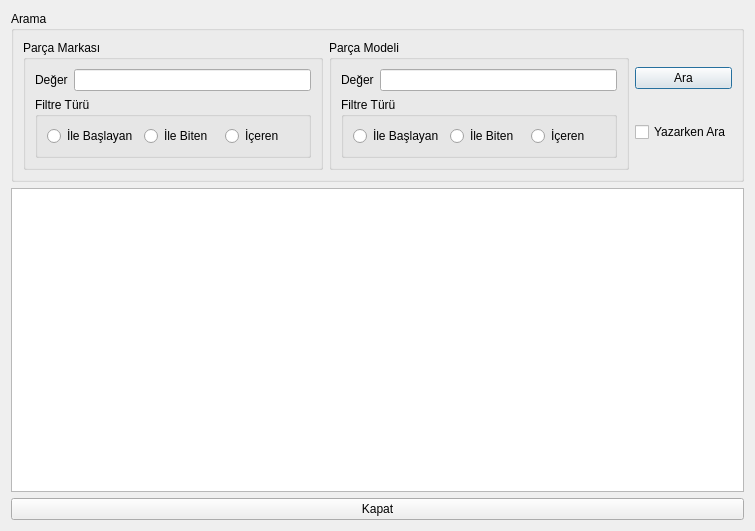
First picture: the form in Desktop/tekno_market2/TKN_Market/UI/ListeFormlari/tknklavyeliste.ui, repository asirkacar/okulprojesi, before the edit.
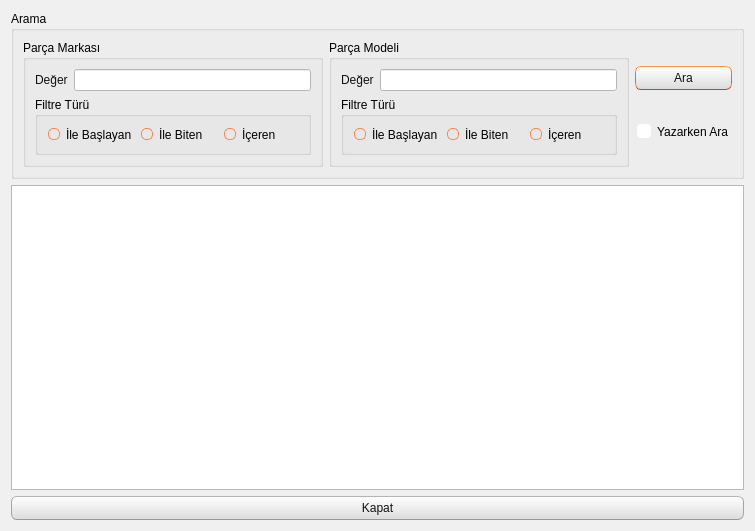
Second picture: the form after the edit. Icons and pictures are not drawn.

```diff
--- a/Desktop/tekno_market2/TKN_Market/UI/ListeFormlari/tknklavyeliste.ui
+++ b/Desktop/tekno_market2/TKN_Market/UI/ListeFormlari/tknklavyeliste.ui
@@ -13,6 +13,503 @@
   <property name="windowTitle">
    <string>Dialog</string>
   </property>
+  <property name="styleSheet">
+   <string notr="true">/*
+Ubuntu Style Sheet for QT Applications
+Author: Jaime A. Quiroga P.
+Company: GTRONICK
+Last updated: 09/10/2019 (dd/mm/yyyy), 12:31.
+Available at: https://github.com/GTRONICK/QSS/blob/master/Ubuntu.qss
+*/
+QMainWindow {
+	background-color:#f0f0f0;
+}
+QCheckBox {
+	padding:2px;
+}
+QCheckBox:hover {
+	border:1px solid rgb(255,150,60);
+	border-radius:4px;
+	padding: 1px;
+	background-color:qlineargradient(spread:pad, x1:0.5, y1:1, x2:0.5, y2:0, stop:0 rgba(190, 90, 50, 50), stop:1 rgba(250, 130, 40, 50));
+}
+QCheckBox::indicator:checked {
+	border:1px solid rgb(246, 134, 86);
+	border-radius:4px;
+  	background-color:rgb(246, 134, 86)
+}
+QCheckBox::indicator:unchecked {
+	border-width:1px solid rgb(246, 134, 86);
+	border-radius:4px;
+  	background-color:rgb(255,255,255);
+}
+QColorDialog {
+	background-color:#f0f0f0;
+}
+QComboBox {
+	color:rgb(81,72,65);
+	background: #ffffff;
+}
+QComboBox:editable {
+	selection-color:rgb(81,72,65);
+	selection-background-color: #ffffff;
+}
+QComboBox QAbstractItemView {
+	selection-color: #ffffff;
+	selection-background-color: rgb(246, 134, 86);
+}
+QComboBox:!editable:on, QComboBox::drop-down:editable:on {
+	color:  #1e1d23;	
+}
+QDateTimeEdit, QDateEdit, QDoubleSpinBox, QFontComboBox {
+	color:rgb(81,72,65);
+	background-color: #ffffff;
+}
+
+QDialog {
+	background-color:#f0f0f0;
+}
+
+QLabel,QLineEdit {
+	color:rgb(17,17,17);
+}
+QLineEdit {
+	background-color:rgb(255,255,255);
+	selection-background-color:rgb(236,116,64);
+}
+QMenuBar {
+	color:rgb(223,219,210);
+	background-color:rgb(65,64,59);
+}
+QMenuBar::item {
+	padding-top:4px;
+	padding-left:4px;
+	padding-right:4px;
+	color:rgb(223,219,210);
+	background-color:rgb(65,64,59);
+}
+QMenuBar::item:selected {
+	color:rgb(255,255,255);
+	padding-top:2px;
+	padding-left:2px;
+	padding-right:2px;
+	border-top-width:2px;
+	border-left-width:2px;
+	border-right-width:2px;
+	border-top-right-radius:4px;
+	border-top-left-radius:4px;
+	border-style:solid;
+	background-color:rgb(65,64,59);
+	border-top-color: rgb(47,47,44);
+	border-right-color: qlineargradient(spread:pad, x1:0, y1:1, x2:1, y2:0, stop:0 rgba(90, 87, 78, 255), stop:1 rgba(47,47,44, 255));
+	border-left-color:  qlineargradient(spread:pad, x1:1, y1:0, x2:0, y2:0, stop:0 rgba(90, 87, 78, 255), stop:1 rgba(47,47,44, 255));
+}
+QMenu {
+	color:rgb(223,219,210);
+	background-color:rgb(65,64,59);
+}
+QMenu::item {
+	color:rgb(223,219,210);
+	padding:4px 10px 4px 20px;
+}
+QMenu::item:selected {
+	color:rgb(255,255,255);
+	background-color: qlineargradient(spread:pad, x1:0.5, y1:1, x2:0.5, y2:0, stop:0 rgba(225, 108, 54, 255), stop:1 rgba(246, 134, 86, 255));
+	border-style:solid;
+	border-width:3px;
+	padding:4px 7px 4px 17px;
+	border-bottom-color:qlineargradient(spread:pad, x1:0.5, y1:1, x2:0.5, y2:0, stop:0 rgba(175,85,48,255), stop:1 rgba(236,114,67, 255));
+	border-top-color:qlineargradient(spread:pad, x1:0.5, y1:1, x2:0.5, y2:0, stop:0 rgba(253,156,113,255), stop:1 rgba(205,90,46, 255));
+	border-right-color:qlineargradient(spread:pad, x1:0, y1:0.5, x2:1, y2:0.5, stop:0 rgba(253,156,113,255), stop:1 rgba(205,90,46, 255));
+	border-left-color:qlineargradient(spread:pad, x1:1, y1:0.5, x2:0, y2:0.5, stop:0 rgba(253,156,113,255), stop:1 rgba(205,90,46, 255));
+}
+QPlainTextEdit {
+	border-width: 1px solid transparent;
+	color:rgb(17,17,17);
+	selection-background-color:rgb(236,116,64);
+}
+QProgressBar {
+	text-align: center;
+	color: rgb(0, 0, 0);
+	border: 1px inset rgb(150,150,150); 
+	border-radius: 10px;
+	background-color:rgb(221,221,219);
+}
+QProgressBar::chunk:horizontal {
+	background-color: qlineargradient(spread:pad, x1:0.5, y1:1, x2:0.5, y2:0, stop:0 rgba(225, 108, 54, 255), stop:1 rgba(246, 134, 86, 255));
+	border:1px solid;
+	border-radius:8px;
+	border-bottom-color:qlineargradient(spread:pad, x1:0.5, y1:1, x2:0.5, y2:0, stop:0 rgba(175,85,48,255), stop:1 rgba(236,114,67, 255));
+	border-top-color:qlineargradient(spread:pad, x1:0.5, y1:1, x2:0.5, y2:0, stop:0 rgba(253,156,113,255), stop:1 rgba(205,90,46, 255));
+	border-right-color:qlineargradient(spread:pad, x1:0, y1:0.5, x2:1, y2:0.5, stop:0 rgba(253,156,113,255), stop:1 rgba(205,90,46, 255));
+	border-left-color:qlineargradient(spread:pad, x1:1, y1:0.5, x2:0, y2:0.5, stop:0 rgba(253,156,113,255), stop:1 rgba(205,90,46, 255));
+}
+QPushButton{
+	color:rgb(17,17,17);
+	border-width: 1px;
+	border-radius: 6px;
+	border-bottom-color: rgb(150,150,150);
+	border-right-color: rgb(165,165,165);
+	border-left-color: rgb(165,165,165);
+	border-top-color: rgb(180,180,180);
+	border-style: solid;
+	padding: 4px;
+	background-color: qlineargradient(spread:pad, x1:0.5, y1:1, x2:0.5, y2:0, stop:0 rgba(220, 220, 220, 255), stop:1 rgba(255, 255, 255, 255));
+}
+QPushButton:hover{
+	color:rgb(17,17,17);
+	border-width: 1px;
+	border-radius:6px;
+	border-top-color: rgb(255,150,60);
+	border-right-color: qlineargradient(spread:pad, x1:0, y1:1, x2:1, y2:0, stop:0 rgba(200, 70, 20, 255), stop:1 rgba(255,150,60, 255));
+	border-left-color:  qlineargradient(spread:pad, x1:1, y1:0, x2:0, y2:0, stop:0 rgba(200, 70, 20, 255), stop:1 rgba(255,150,60, 255));
+	border-bottom-color: rgb(200,70,20);
+	border-style: solid;
+	padding: 2px;
+	background-color: qlineargradient(spread:pad, x1:0.5, y1:1, x2:0.5, y2:0, stop:0 rgba(220, 220, 220, 255), stop:1 rgba(255, 255, 255, 255));
+}
+QPushButton:default{
+	color:rgb(17,17,17);
+	border-width: 1px;
+	border-radius:6px;
+	border-top-color: rgb(255,150,60);
+	border-right-color: qlineargradient(spread:pad, x1:0, y1:1, x2:1, y2:0, stop:0 rgba(200, 70, 20, 255), stop:1 rgba(255,150,60, 255));
+	border-left-color:  qlineargradient(spread:pad, x1:1, y1:0, x2:0, y2:0, stop:0 rgba(200, 70, 20, 255), stop:1 rgba(255,150,60, 255));
+	border-bottom-color: rgb(200,70,20);
+	border-style: solid;
+	padding: 2px;
+	background-color: qlineargradient(spread:pad, x1:0.5, y1:1, x2:0.5, y2:0, stop:0 rgba(220, 220, 220, 255), stop:1 rgba(255, 255, 255, 255));
+}
+QPushButton:pressed{
+	color:rgb(17,17,17);
+	border-width: 1px;
+	border-radius: 6px;
+	border-width: 1px;
+	border-top-color: rgba(255,150,60,200);
+	border-right-color: qlineargradient(spread:pad, x1:0, y1:1, x2:1, y2:0, stop:0 rgba(200, 70, 20, 255), stop:1 rgba(255,150,60, 200));
+	border-left-color:  qlineargradient(spread:pad, x1:1, y1:0, x2:0, y2:0, stop:0 rgba(200, 70, 20, 255), stop:1 rgba(255,150,60, 200));
+	border-bottom-color: rgba(200,70,20,200);
+	border-style: solid;
+	padding: 2px;
+	background-color: qlineargradient(spread:pad, x1:0.5, y1:0, x2:0.5, y2:1, stop:0 rgba(220, 220, 220, 255), stop:1 rgba(255, 255, 255, 255));
+}
+QPushButton:disabled{
+	color:rgb(174,167,159);
+	border-width: 1px;
+	border-radius: 6px;
+	background-color: qlineargradient(spread:pad, x1:0.5, y1:1, x2:0.5, y2:0, stop:0 rgba(200, 200, 200, 255), stop:1 rgba(230, 230, 230, 255));
+}
+QRadioButton {
+	padding: 1px;
+}
+QRadioButton::indicator:checked {
+	height: 10px;
+	width: 10px;
+	border-style:solid;
+	border-radius:5px;
+	border-width: 1px;
+	border-color: rgba(246, 134, 86, 255);
+	color: #a9b7c6;
+	background-color:rgba(246, 134, 86, 255);
+}
+QRadioButton::indicator:!checked {
+	height: 10px;
+	width: 10px;
+	border-style:solid;
+	border-radius:5px;
+	border-width: 1px;
+	border-color: rgb(246, 134, 86);
+	color: #a9b7c6;
+	background-color: transparent;
+}
+QScrollArea {
+	color: white;
+	background-color:#f0f0f0;
+}
+QSlider::groove {
+	border-style: solid;
+	border-width: 1px;
+	border-color: rgb(207,207,207);
+}
+QSlider::groove:horizontal {
+	height: 5px;
+	background: rgb(246, 134, 86);
+}
+QSlider::groove:vertical {
+	width: 5px;
+	background: rgb(246, 134, 86);
+}
+QSlider::handle:horizontal {
+	background: rgb(253,253,253);
+	border-style: solid;
+	border-width: 1px;
+	border-color: rgb(207,207,207);
+	width: 12px;
+	margin: -5px 0;
+	border-radius: 7px;
+}
+QSlider::handle:vertical {
+	background: rgb(253,253,253);
+	border-style: solid;
+	border-width: 1px;
+	border-color: rgb(207,207,207);
+	height: 12px;
+	margin: 0 -5px;
+	border-radius: 7px;
+}
+QSlider::add-page:horizontal, QSlider::add-page:vertical {
+ 	background: white;
+}
+QSlider::sub-page:horizontal, QSlider::sub-page:vertical {
+	background: rgb(246, 134, 86);
+}
+QStatusBar, QSpinBox {
+	color:rgb(81,72,65);
+}
+QSpinBox {
+	background-color: #ffffff;
+}
+QScrollBar:horizontal {
+	max-height: 20px;
+	border: 1px transparent;
+	margin: 0px 20px 0px 20px;
+}
+QScrollBar::handle:horizontal {
+	background: rgb(253,253,253);
+	border: 1px solid rgb(207,207,207);
+	border-radius: 7px;
+	min-width: 25px;
+}
+QScrollBar::handle:horizontal:hover {
+	background: rgb(253,253,253);
+	border: 1px solid rgb(255,150,60);
+	border-radius: 7px;
+	min-width: 25px;
+}
+QScrollBar::add-line:horizontal {
+  	border: 1px solid rgb(207,207,207);
+  	border-top-right-radius: 7px;
+  	border-top-left-radius: 7px;
+  	border-bottom-right-radius: 7px;
+  	background: rgb(255, 255, 255);
+  	width: 20px;
+  	subcontrol-position: right;
+  	subcontrol-origin: margin;
+}
+QScrollBar::add-line:horizontal:hover {
+  	border: 1px solid rgb(255,150,60);
+  	border-top-right-radius: 7px;
+  	border-top-left-radius: 7px;
+  	border-bottom-right-radius: 7px;
+  	background: rgb(255, 255, 255);
+  	width: 20px;
+  	subcontrol-position: right;
+  	subcontrol-origin: margin;
+}
+QScrollBar::add-line:horizontal:pressed {
+  	border: 1px solid grey;
+  	border-top-left-radius: 7px;
+  	border-top-right-radius: 7px;
+  	border-bottom-right-radius: 7px;
+  	background: rgb(231,231,231);
+  	width: 20px;
+  	subcontrol-position: right;
+  	subcontrol-origin: margin;
+}
+QScrollBar::sub-line:horizontal {
+  	border: 1px solid rgb(207,207,207);
+  	border-top-right-radius: 7px;
+  	border-top-left-radius: 7px;
+  	border-bottom-left-radius: 7px;
+  	background: rgb(255, 255, 255);
+  	width: 20px;
+  	subcontrol-position: left;
+  	subcontrol-origin: margin;
+}
+QScrollBar::sub-line:horizontal:hover {
+  	border: 1px solid rgb(255,150,60);
+  	border-top-right-radius: 7px;
+  	border-top-left-radius: 7px;
+  	border-bottom-left-radius: 7px;
+  	background: rgb(255, 255, 255);
+  	width: 20px;
+  	subcontrol-position: left;
+  	subcontrol-origin: margin;
+}
+QScrollBar::sub-line:horizontal:pressed {
+  	border: 1px solid grey;
+  	border-top-right-radius: 7px;
+  	border-top-left-radius: 7px;
+  	border-bottom-left-radius: 7px;
+  	background: rgb(231,231,231);
+  	width: 20px;
+  	subcontrol-position: left;
+  	subcontrol-origin: margin;
+}
+QScrollBar::left-arrow:horizontal {
+  	border: 1px transparent grey;
+  	border-top-left-radius: 3px;
+  	border-bottom-left-radius: 3px;
+  	width: 6px;
+  	height: 6px;
+  	background: rgb(230,230,230);
+}
+QScrollBar::right-arrow:horizontal {
+	border: 1px transparent grey;
+	border-top-right-radius: 3px;
+	border-bottom-right-radius: 3px;
+  	width: 6px;
+  	height: 6px;
+ 	background: rgb(230,230,230);
+}
+QScrollBar::add-page:horizontal, QScrollBar::sub-page:horizontal {
+ 	background: none;
+} 
+QScrollBar:vertical {
+	max-width: 20px;
+	border: 1px transparent grey;
+	margin: 20px 0px 20px 0px;
+}
+QScrollBar::add-line:vertical {
+	border: 1px solid;
+	border-color: rgb(207,207,207);
+	border-bottom-right-radius: 7px;
+	border-bottom-left-radius: 7px;
+	border-top-left-radius: 7px;
+	background: rgb(255, 255, 255);
+  	height: 20px;
+  	subcontrol-position: bottom;
+  	subcontrol-origin: margin;
+}
+QScrollBar::add-line:vertical:hover {
+  	border: 1px solid;
+  	border-color: rgb(255,150,60);
+  	border-bottom-right-radius: 7px;
+  	border-bottom-left-radius: 7px;
+  	border-top-left-radius: 7px;
+  	background: rgb(255, 255, 255);
+  	height: 20px;
+  	subcontrol-position: bottom;
+  	subcontrol-origin: margin;
+}
+QScrollBar::add-line:vertical:pressed {
+  	border: 1px solid grey;
+  	border-bottom-left-radius: 7px;
+  	border-bottom-right-radius: 7px;
+  	border-top-left-radius: 7px;
+  	background: rgb(231,231,231);
+  	height: 20px;
+  	subcontrol-position: bottom;
+  	subcontrol-origin: margin;
+}
+QScrollBar::sub-line:vertical {
+  	border: 1px solid rgb(207,207,207);
+  	border-top-right-radius: 7px;
+  	border-top-left-radius: 7px;
+  	border-bottom-left-radius: 7px;
+  	background: rgb(255, 255, 255);
+  	height: 20px;
+  	subcontrol-position: top;
+  	subcontrol-origin: margin;
+}
+QScrollBar::sub-line:vertical:hover {
+  	border: 1px solid rgb(255,150,60);
+  	border-top-right-radius: 7px;
+  	border-top-left-radius: 7px;
+  	border-bottom-left-radius: 7px;
+	background: rgb(255, 255, 255);
+  	height: 20px;
+  	subcontrol-position: top;
+  	subcontrol-origin: margin;
+}
+QScrollBar::sub-line:vertical:pressed {
+  	border: 1px solid grey;
+  	border-top-left-radius: 7px;
+  	border-top-right-radius: 7px;
+  	background: rgb(231,231,231);
+ 	height: 20px;
+  	subcontrol-position: top;
+  	subcontrol-origin: margin;
+}
+QScrollBar::handle:vertical {
+	background: rgb(253,253,253);
+	border: 1px solid rgb(207,207,207);
+	border-radius: 7px;
+	min-height: 25px;
+}
+QScrollBar::handle:vertical:hover {
+	background: rgb(253,253,253);
+	border: 1px solid rgb(255,150,60);
+	border-radius: 7px;
+	min-height: 25px;
+}
+QScrollBar::up-arrow:vertical {
+	border: 1px transparent grey;
+  	border-top-left-radius: 3px;
+	border-top-right-radius: 3px;
+  	width: 6px;
+  	height: 6px;
+  	background: rgb(230,230,230);
+}
+QScrollBar::down-arrow:vertical {
+  	border: 1px transparent grey;
+  	border-bottom-left-radius: 3px;
+  	border-bottom-right-radius: 3px;
+  	width: 6px;
+  	height: 6px;
+  	background: rgb(230,230,230);
+}
+QScrollBar::add-page:vertical, QScrollBar::sub-page:vertical {
+  	background: none;
+}
+QTabWidget {
+	color:rgb(0,0,0);
+	background-color:rgb(247,246,246);
+}
+QTabWidget::pane {
+	border-color: rgb(180,180,180);
+	background-color:rgb(247,246,246);
+	border-style: solid;
+	border-width: 1px;
+  	border-radius: 6px;
+}
+QTabBar::tab {
+	padding-left:4px;
+	padding-right:4px;
+	padding-bottom:2px;
+	padding-top:2px;
+	color:rgb(81,72,65);
+  	background-color: qlineargradient(spread:pad, x1:0.5, y1:1, x2:0.5, y2:0, stop:0 rgba(221,218,217,255), stop:1 rgba(240,239,238,255));
+	border-style: solid;
+	border-width: 1px;
+  	border-top-right-radius:4px;
+	border-top-left-radius:4px;
+	border-top-color: rgb(180,180,180);
+	border-left-color: rgb(180,180,180);
+	border-right-color: rgb(180,180,180);
+	border-bottom-color: transparent;
+}
+QTabBar::tab:selected, QTabBar::tab:last:selected, QTabBar::tab:hover {
+  	background-color:rgb(247,246,246);
+  	margin-left: 0px;
+  	margin-right: 1px;
+}
+QTabBar::tab:!selected {
+	margin-top: 1px;
+	margin-right: 1px;
+}
+QTextEdit {
+	border-width: 1px;
+	border-style: solid;
+	border-color:transparent;
+	color:rgb(17,17,17);
+	selection-background-color:rgb(236,116,64);
+}
+QTimeEdit, QToolBox, QToolBox::tab, QToolBox::tab:selected {
+	color:rgb(81,72,65);
+	background-color: #ffffff;
+}</string>
+  </property>
   <layout class="QVBoxLayout" name="verticalLayout_4">
    <item>
     <widget class="QGroupBox" name="groupBox">
```
Left out of the diff: 12 changed lines with no effect on the pictures.
